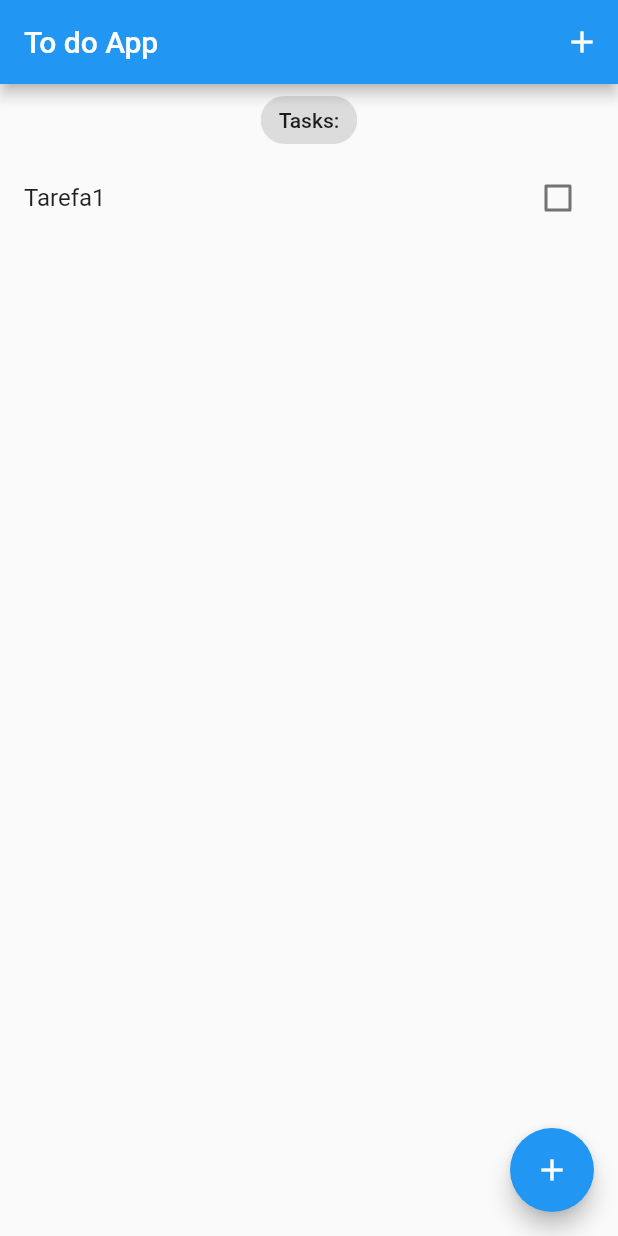
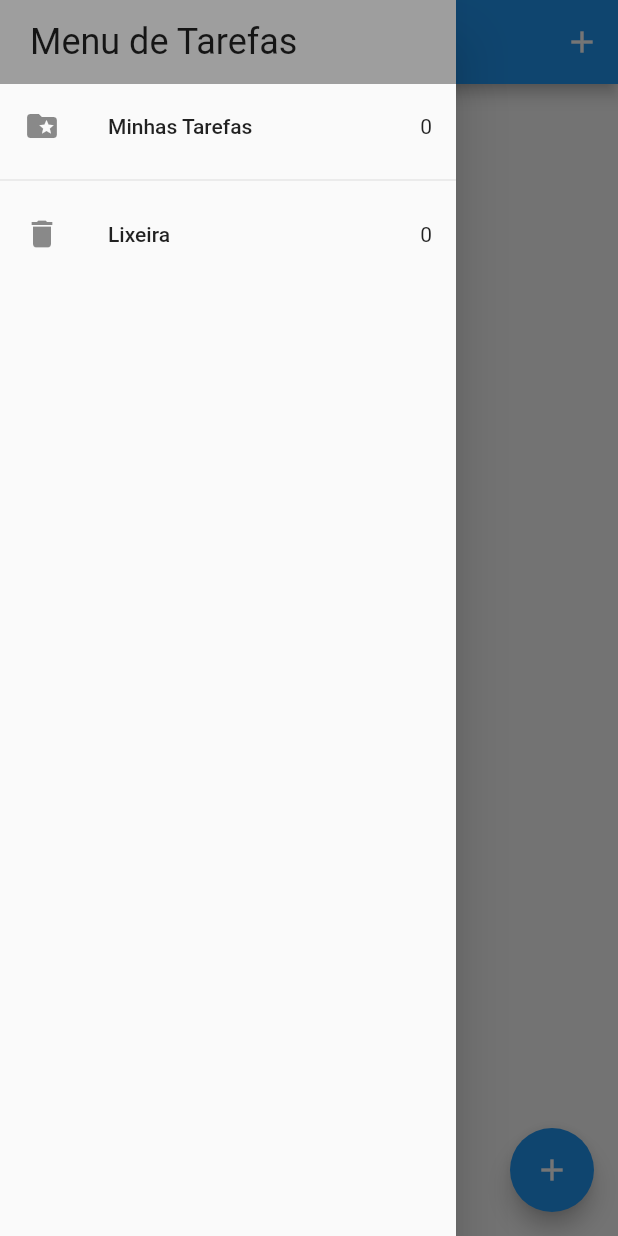
Before and after one commit to lucianamcedro/ToDo-Flutter, a Flutter app: the screen it shows after launch, with the side drawer open (before the commit the screen has no drawer), on a phone screen of 412 x 824 dp. Run offline on Flutter 3.47's test engine with Material 2 defaults, Android fonts, the phone set to English and light mode, and no system bars; our stand-ins replace equatable, flutter_bloc, hydrated_bloc.

Commit message:
implementado bloc e tela lixeira

```diff
--- a/lib/blocs/bloc/tasks_event.dart
+++ b/lib/blocs/bloc/tasks_event.dart
@@ -29,6 +29,17 @@ class UpdateTask extends TasksEvent {
   List<Object> get props => [task];
 }
 
+class RemoveTask extends TasksEvent {
+  final Task task;
+
+  const RemoveTask({
+    required this.task,
+  });
+
+  @override
+  List<Object> get props => [task];
+}
+
 class DeleteTask extends TasksEvent {
   final Task task;
 
--- a/lib/blocs/bloc/tasks_state.dart
+++ b/lib/blocs/bloc/tasks_state.dart
@@ -1,11 +1,30 @@
-part of 'tasks_bloc.dart';
+import 'package:equatable/equatable.dart';
+
+import '../../models/task.dart';
 
 class TasksState extends Equatable {
   final List<Task> allTasks;
+  final List<Task> removedTasks;
   const TasksState({
     this.allTasks = const <Task>[],
+    this.removedTasks = const <Task>[],
   });
 
   @override
-  List<Object> get props => [allTasks];
+  List<Object> get props => [allTasks, removedTasks];
+
+  Map<String, dynamic> toMap() {
+    return {
+      'allTasks': allTasks.map((x) => x.toMap()).toList(),
+      'removedTasks': removedTasks.map((x) => x.toMap()).toList(),
+    };
+  }
+
+  factory TasksState.fromMap(Map<String, dynamic> map) {
+    return TasksState(
+      allTasks: List<Task>.from(map['allTasks']?.map((x) => Task.fromMap(x))),
+      removedTasks:
+          List<Task>.from(map['removedTasks']?.map((x) => Task.fromMap(x))),
+    );
+  }
 }
--- a/lib/blocs/bloc_exports.dart
+++ b/lib/blocs/bloc_exports.dart
@@ -1,2 +1,3 @@
 export './bloc/tasks_bloc.dart';
 export 'package:flutter_bloc/flutter_bloc.dart';
+export 'package:hydrated_bloc/hydrated_bloc.dart';
--- a/lib/main.dart
+++ b/lib/main.dart
@@ -1,30 +1,39 @@
 import 'package:flutter/material.dart';
+import 'package:path_provider/path_provider.dart';
 import 'package:to_do_flutter/screens/tasks_screen.dart';
+import 'package:to_do_flutter/services/app_router.dart';
 import 'blocs/bloc_exports.dart';
-import 'models/task.dart';
 
-void main() {
-  BlocOverrides.runZoned(
-    () => runApp(const MyApp()),
+Future<void> main() async {
+  WidgetsFlutterBinding.ensureInitialized();
+
+  final storage = await HydratedStorage.build(
+    storageDirectory: await getApplicationDocumentsDirectory(),
+  );
+
+  HydratedBlocOverrides.runZoned(
+    () => runApp(MyApp(
+      appRouter: AppRouter(),
+    )),
+    storage: storage,
   );
 }
 
 class MyApp extends StatelessWidget {
-  const MyApp({Key? key}) : super(key: key);
+  const MyApp({Key? key, required this.appRouter}) : super(key: key);
+  final AppRouter appRouter;
 
   @override
   Widget build(BuildContext context) {
     return BlocProvider(
-      create: (context) => TasksBloc()
-        ..add(AddTask(
-          task: Task(title: 'Tarefa1'),
-        )),
+      create: (_) => TasksBloc(),
       child: MaterialApp(
         title: 'Flutter Tasks',
         theme: ThemeData(
           primarySwatch: Colors.blue,
         ),
-        home: TaskScreen(),
+        home: const TaskScreen(),
+        onGenerateRoute: appRouter.onGenerateRoute,
       ),
     );
   }
--- a/lib/models/task.dart
+++ b/lib/models/task.dart
@@ -1,12 +1,15 @@
 import 'package:equatable/equatable.dart';
 
+// ignore: must_be_immutable
 class Task extends Equatable {
   final String title;
+  final String id;
   bool? isDone;
   bool? isDeleted;
 
   Task({
     required this.title,
+    required this.id,
     this.isDone,
     this.isDeleted,
   }) {
@@ -16,11 +19,13 @@ class Task extends Equatable {
 
   Task copyWith({
     String? title,
+    String? id,
     bool? isDone,
     bool? isDeleted,
   }) {
     return Task(
       title: title ?? this.title,
+      id: id ?? this.id,
       isDone: isDone ?? this.isDone,
       isDeleted: isDeleted ?? this.isDeleted,
     );
@@ -29,6 +34,7 @@ class Task extends Equatable {
   Map<String, dynamic> toMap() {
     return {
       'title': title,
+      'id': id,
       'isDone': isDone,
       'isDeleted': isDeleted,
     };
@@ -37,6 +43,7 @@ class Task extends Equatable {
   factory Task.fromMap(Map<String, dynamic> map) {
     return Task(
       title: map['title'] ?? '',
+      id: map['id'] ?? '',
       isDone: map['isDone'],
       isDeleted: map['isDeleted'],
     );
@@ -45,6 +52,7 @@ class Task extends Equatable {
   @override
   List<Object?> get props => [
         title,
+        id,
         isDone,
         isDeleted,
       ];
--- /dev/null
+++ b/lib/screens/my_drawer.dart
@@ -0,0 +1,62 @@
+import 'package:flutter/material.dart';
+import 'package:to_do_flutter/screens/recycler_bin.dart';
+import 'package:to_do_flutter/screens/tasks_screen.dart';
+
+import '../blocs/bloc/tasks_state.dart';
+import '../blocs/bloc_exports.dart';
+
+class MyDrawer extends StatelessWidget {
+  const MyDrawer({Key? key}) : super(key: key);
+
+  @override
+  Widget build(BuildContext context) {
+    return SafeArea(
+      child: Drawer(
+          child: Column(
+        children: [
+          Container(
+            width: double.infinity,
+            padding: const EdgeInsets.symmetric(
+              vertical: 14,
+              horizontal: 20,
+            ),
+            color: Colors.grey,
+            child: Text(
+              'Menu de Tarefas',
+              style: Theme.of(context).textTheme.headline5,
+            ),
+          ),
+          BlocBuilder<TasksBloc, TasksState>(
+            builder: (context, state) {
+              return GestureDetector(
+                onTap: () => Navigator.of(context).pushNamed(
+                  TaskScreen.id,
+                ),
+                child: ListTile(
+                  leading: const Icon(Icons.folder_special),
+                  title: const Text('Minhas Tarefas'),
+                  trailing: Text('${state.allTasks.length}'),
+                ),
+              );
+            },
+          ),
+          const Divider(),
+          BlocBuilder<TasksBloc, TasksState>(
+            builder: (context, state) {
+              return GestureDetector(
+                onTap: () => Navigator.of(context).pushNamed(
+                  RecyclerBin.id,
+                ),
+                child: ListTile(
+                  leading: Icon(Icons.delete),
+                  title: const Text('Lixeira'),
+                  trailing: Text('${state.removedTasks.length}'),
+                ),
+              );
+            },
+          ),
+        ],
+      )),
+    );
+  }
+}
--- a/lib/screens/tasks_screen.dart
+++ b/lib/screens/tasks_screen.dart
@@ -1,18 +1,29 @@
 import 'package:flutter/material.dart';
+import 'package:to_do_flutter/screens/add_task_screen.dart';
+import 'package:to_do_flutter/screens/my_drawer.dart';
 
+import '../blocs/bloc/tasks_state.dart';
 import '../blocs/bloc_exports.dart';
 import '../models/task.dart';
 import '../widgets/tasks_list.dart';
 
-class TaskScreen extends StatelessWidget {
-  TaskScreen({Key? key}) : super(key: key);
-  TextEditingController titleController = TextEditingController();
+class TaskScreen extends StatefulWidget {
+  const TaskScreen({Key? key}) : super(key: key);
+  static const id = 'tasks screen';
+  @override
+  State<TaskScreen> createState() => _TaskScreenState();
+}
 
+class _TaskScreenState extends State<TaskScreen> {
   void _addTask(BuildContext context) {
     showModalBottomSheet(
         context: context,
         builder: (context) => SingleChildScrollView(
-              child: AddTaskScreen(titleController: titleController),
+              child: Container(
+                padding: EdgeInsets.only(
+                    bottom: MediaQuery.of(context).viewInsets.bottom),
+                child: const AddTaskScreen(),
+              ),
             ));
   }
 
@@ -24,17 +35,18 @@ class TaskScreen extends StatelessWidget {
         return Scaffold(
           appBar: AppBar(title: const Text('To do App'), actions: [
             IconButton(
-              onPressed: () {},
+              onPressed: () => _addTask(context),
               icon: const Icon(Icons.add),
             )
           ]),
+          drawer: MyDrawer(),
           body: Column(
             crossAxisAlignment: CrossAxisAlignment.center,
             children: [
-              const Center(
+              Center(
                 child: Chip(
                     label: Text(
-                  'Tasks:',
+                  '${state.allTasks.length} Tarefas',
                 )),
               ),
               TaskList(tasksList: tasksList)
@@ -50,57 +62,3 @@ class TaskScreen extends StatelessWidget {
     );
   }
 }
-
-class AddTaskScreen extends StatelessWidget {
-  const AddTaskScreen({
-    Key? key,
-    required this.titleController,
-  }) : super(key: key);
-
-  final TextEditingController titleController;
-
-  @override
-  Widget build(BuildContext context) {
-    return Container(
-      padding:
-          EdgeInsets.only(bottom: MediaQuery.of(context).viewInsets.bottom),
-      child: Container(
-        padding: EdgeInsets.all(20),
-        child: Column(children: [
-          const Text(
-            'Adicionar tarefa',
-            style: TextStyle(fontSize: 24),
-          ),
-          const SizedBox(
-            height: 10,
-          ),
-          TextField(
-            autofocus: true,
-            controller: titleController,
-            decoration: const InputDecoration(
-              label: Text('Nome'),
-              border: OutlineInputBorder(),
-            ),
-          ),
-          Row(
-            mainAxisAlignment: MainAxisAlignment.spaceEvenly,
-            children: [
-              TextButton(
-                  onPressed: () => Navigator.pop(context),
-                  child: const Text('Cancelar')),
-              ElevatedButton(
-                  onPressed: () {
-                    var task = Task(
-                      title: titleController.text,
-                    );
-                    context.read<TasksBloc>().add(AddTask(task: task));
-                    Navigator.pop(context);
-                  },
-                  child: Text('Adicionar')),
-            ],
-          ),
-        ]),
-      ),
-    );
-  }
-}
--- a/lib/widgets/tasks_list.dart
+++ b/lib/widgets/tasks_list.dart
@@ -1,6 +1,7 @@
 import 'package:flutter/material.dart';
 
 import '../models/task.dart';
+import 'task_tile.dart';
 
 class TaskList extends StatelessWidget {
   const TaskList({
@@ -17,13 +18,7 @@ class TaskList extends StatelessWidget {
           itemCount: tasksList.length,
           itemBuilder: (context, index) {
             var task = tasksList[index];
-            return ListTile(
-              title: Text(task.title),
-              trailing: Checkbox(
-                value: task.isDone,
-                onChanged: (value) {},
-              ),
-            );
+            return TaskTile(task: task);
           }),
     );
   }
```
Also changed, not shown: lib/blocs/bloc/tasks_bloc.dart (+49 -6 lines), lib/screens/add_task_screen.dart (added, +56 -0 lines), lib/screens/recycler_bin.dart (added, +40 -0 lines), lib/services/app_router.dart (added, +22 -0 lines), lib/services/guid_gen.dart (added, +26 -0 lines), lib/widgets/task_tile.dart (added, +38 -0 lines), pubspec.yaml (+2 -5 lines), pubspec.lock, 3 other files.
